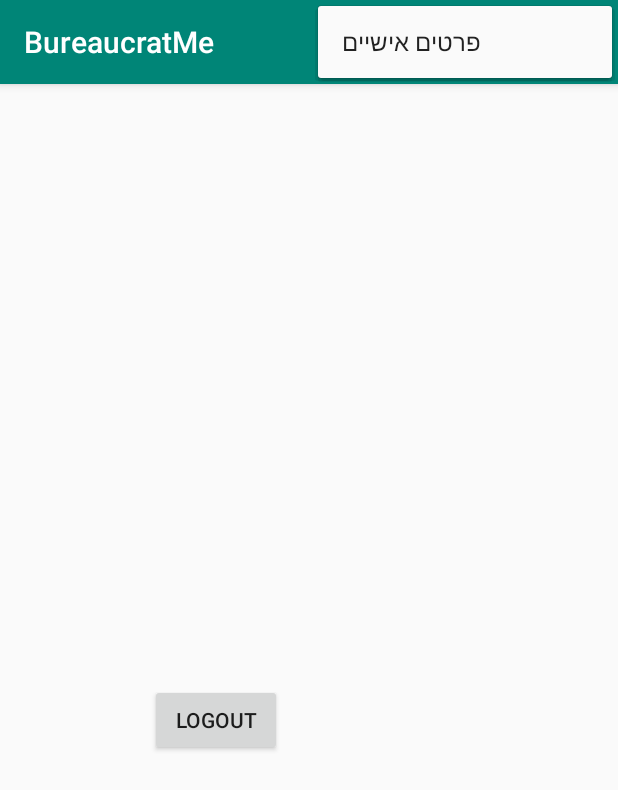
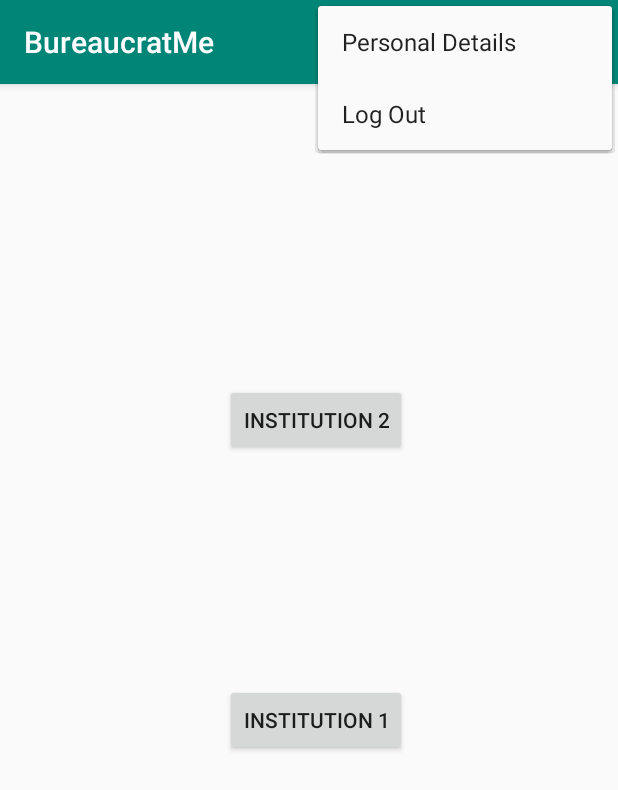
Before and after one commit to michael-lemberger/bureaucratMe-Android, an Android app: the HomeActivity screen opened directly, with no data from a screen before it, with the options menu open, on a phone screen of 412 x 824 dp. Shown: the top 790 px of the screen. Run offline under Robolectric (Android 15) with nearby library versions, the phone set to English and light mode, and no system bars; our stand-ins replace Firebase (no records; nobody signed in at launch, a user with empty details on screens opened directly).

Commit message:
add comments and sign out in menubar

```diff
--- a/app/build.gradle
+++ b/app/build.gradle
@@ -35,6 +35,8 @@ dependencies {
     implementation 'com.google.android.material:material:1.0.0'
     implementation 'com.android.support:appcompat-v7:28.3.0'
     implementation 'com.google.firebase:firebase-database:19.2.0'
+
+    implementation 'pl.droidsonroids.gif:android-gif-drawable:1.2.0'
 }
 
 
--- a/app/src/main/java/com/example/bureaucratme/HomeActivity.java
+++ b/app/src/main/java/com/example/bureaucratme/HomeActivity.java
@@ -8,7 +8,6 @@ import android.view.Menu;
 import android.view.MenuInflater;
 import android.view.MenuItem;
 import android.view.View;
-import android.widget.Button;
 import android.widget.TextView;
 import android.widget.Toast;
 
@@ -19,8 +18,7 @@ public class HomeActivity extends AppCompatActivity {
 
     FirebaseUser fu;
     FirebaseAuth mAuth;
-    TextView tv;
-    Button btnSignOut;
+
     @Override
     protected void onCreate(Bundle savedInstanceState) {
         super.onCreate(savedInstanceState);
@@ -28,24 +26,10 @@ public class HomeActivity extends AppCompatActivity {
         setContentView(R.layout.activity_home);
 
         mAuth = FirebaseAuth.getInstance();
-        btnSignOut = findViewById(R.id.btnSignOut);
 
-        btnSignOut.setOnClickListener(new View.OnClickListener() {
-            @Override
-            public void onClick(View v) {
-                mAuth.signOut();
-                Toast.makeText(HomeActivity.this, "Sign out", Toast.LENGTH_SHORT).show();
-                signOut();
-            }
-        });
-
-        tv = findViewById(R.id.textView);
         fu = mAuth.getCurrentUser();
-        if(fu != null) {
-            tv.setText(fu.getEmail());
-        }
+//        if(fu != null) { }
     }
-
 
     @Override
     public boolean onCreateOptionsMenu(Menu menu) {
@@ -56,13 +40,26 @@ public class HomeActivity extends AppCompatActivity {
 
     @Override
     public boolean onOptionsItemSelected(MenuItem item) {
-        Intent myIntent = new Intent(HomeActivity.this, PersonalDetailsActivity.class);
-        startActivity(myIntent);
+        switch (item.getItemId()) {
+            case R.id.personalDetails:
+                Intent myIntent = new Intent(HomeActivity.this, PersonalDetailsActivity.class);
+                startActivity(myIntent);
+                break;
+            case R.id.logOut:
+                signOut();
+                break;
+        }
+
         return true;
     }
 
+    /**
+     * sign out and return to main activity
+     */
+    private void signOut() {
+        mAuth.signOut();
+        Toast.makeText(HomeActivity.this, "Sign out", Toast.LENGTH_SHORT).show();
 
-    private void signOut() {
         Intent myIntent = new Intent(this, MainActivity.class);
         myIntent.setFlags(Intent.FLAG_ACTIVITY_NEW_TASK | Intent.FLAG_ACTIVITY_CLEAR_TASK);
         startActivity(myIntent);
--- a/app/src/main/res/layout/activity_home.xml
+++ b/app/src/main/res/layout/activity_home.xml
@@ -6,24 +6,20 @@
     android:layout_height="match_parent"
     tools:context=".HomeActivity">
 
-    <TextView
-        android:id="@+id/textView"
+    <Button
+        android:id="@+id/btnBir1"
         android:layout_width="wrap_content"
         android:layout_height="wrap_content"
-        android:text="TextView"
-        android:layout_marginLeft="100dp"
-        android:layout_marginTop="250dp"
-        tools:layout_editor_absoluteX="133dp"
-        tools:layout_editor_absoluteY="197dp" />
+        android:text="institution 1"
+        android:layout_marginLeft="150dp"
+        android:layout_marginTop="400dp"/>
 
     <Button
-        android:id="@+id/btnSignOut"
+        android:id="@+id/btnBir2"
         android:layout_width="wrap_content"
         android:layout_height="wrap_content"
-        android:text="LogOut"
-        android:layout_marginLeft="100dp"
-        android:layout_marginTop="400dp"
-        tools:layout_editor_absoluteX="50dp"
-        tools:layout_editor_absoluteY="373dp" />
+        android:text="institution 2"
+        android:layout_marginLeft="150dp"
+        android:layout_marginTop="200dp"/>
 
 </RelativeLayout>
--- a/app/src/main/res/menu/menu.xml
+++ b/app/src/main/res/menu/menu.xml
@@ -3,7 +3,11 @@
     xmlns:app="http://schemas.android.com/apk/res-auto">
 
     <item android:id="@+id/personalDetails"
-        android:title="פרטים אישיים"
+        android:title="Personal Details"
         app:showAsAction="never"/>
 
+    <item android:id="@+id/logOut"
+        android:title="Log Out"
+        app:showAsAction="never" />
+
 </menu>
```
Also changed, not shown: app/src/main/java/com/example/bureaucratme/LoginActivity.java (+18 -12 lines), app/src/main/java/com/example/bureaucratme/MainActivity.java (+6 -22 lines), app/src/main/java/com/example/bureaucratme/PersonalDetailsActivity.java (+9 -4 lines), app/src/main/java/com/example/bureaucratme/RegisterActivity.java (+10 -15 lines), app/src/main/java/com/example/bureaucratme/Users.java (+0 -22 lines), app/src/main/res/layout/activity_login.xml (+0 -9 lines), app/src/main/res/layout/activity_main.xml (+7 -2 lines), app/src/main/res/layout/activity_register.xml (+0 -9 lines), app/src/main/res/drawable/mainscreen.gif (added).
